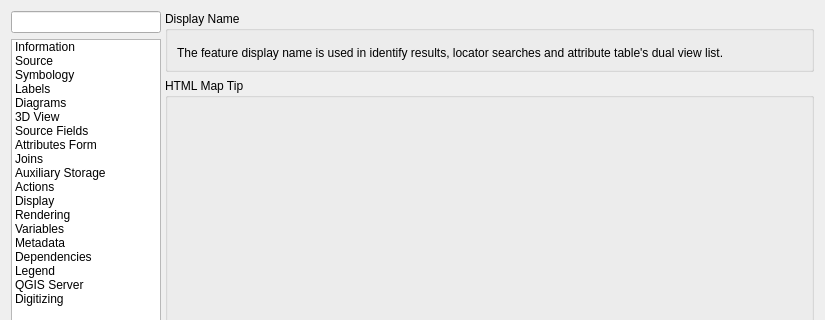
The window that src/ui/qgsvectorlayerpropertiesbase.ui (qgis/QGIS) describes before a commit, drawn with Qt 5; both pictures show x 0 to 825 and y 0 to 320 of the 825 by 856 pixel window.
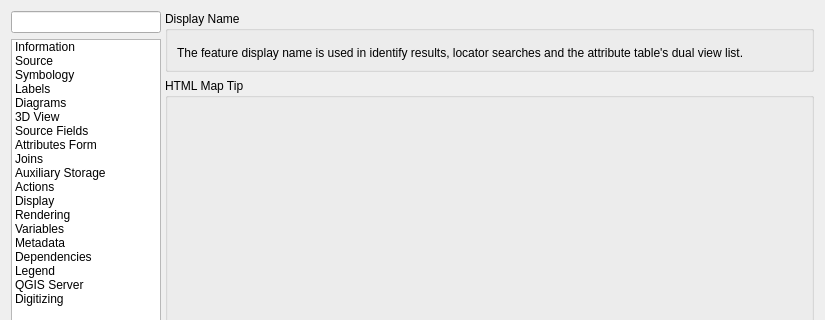
The same window after the commit. The open tabs and pages were chosen to show the change. Icons and pictures are not drawn. Custom widgets are drawn as their Qt base class.

Commit message: Add missing article

The edit to the form file:
```diff
--- a/src/ui/qgsvectorlayerpropertiesbase.ui
+++ b/src/ui/qgsvectorlayerpropertiesbase.ui
@@ -1395,7 +1395,7 @@
                  <item row="1" column="0">
                   <widget class="QLabel" name="labelDisplayNameInfo">
                    <property name="text">
-                    <string>The feature display name is used in identify results, locator searches and attribute table's dual view list.</string>
+                    <string>The feature display name is used in identify results, locator searches and the attribute table's dual view list.</string>
                    </property>
                    <property name="wordWrap">
                     <bool>true</bool>
```
